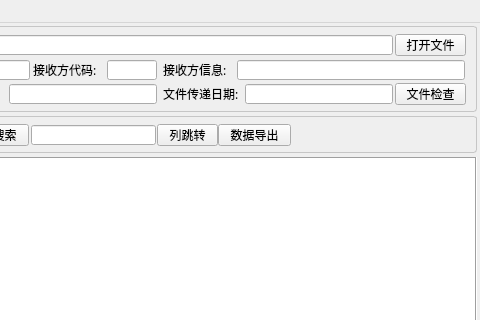
Before: the Qt Designer form mainwindow.ui in cnldw/FinanceFileReader, drawn with Qt 5; both pictures show x 400 to 880 and y 0 to 320 of the 880 by 640 pixel window.
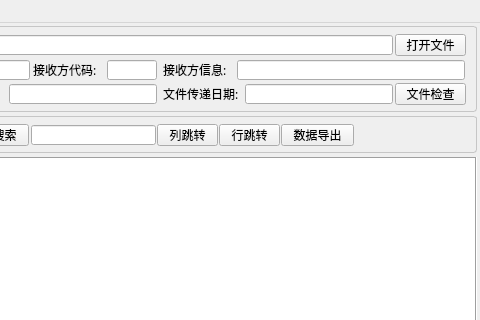
After: the same form once the commit is applied. Icons and pictures are not drawn.

Commit message: 优化excel导出功能,添加行跳转功能

What changed in the file:
```diff
--- a/mainwindow.ui
+++ b/mainwindow.ui
@@ -421,7 +421,7 @@
       <widget class="QPushButton" name="pushButtonNextSearch_3">
        <property name="geometry">
         <rect>
-         <x>615</x>
+         <x>678</x>
          <y>8</y>
          <width>73</width>
          <height>22</height>
@@ -434,6 +434,22 @@
         <string>数据导出</string>
        </property>
       </widget>
+      <widget class="QPushButton" name="pushButtonNextSearch_4">
+       <property name="geometry">
+        <rect>
+         <x>616</x>
+         <y>8</y>
+         <width>61</width>
+         <height>22</height>
+        </rect>
+       </property>
+       <property name="toolTip">
+        <string>将垂直进度条滚动输入的行</string>
+       </property>
+       <property name="text">
+        <string>行跳转</string>
+       </property>
+      </widget>
      </widget>
     </item>
     <item>
```
Left out of the diff: 3 changed lines with no effect on the pictures. The commit also changes 2 other files.
